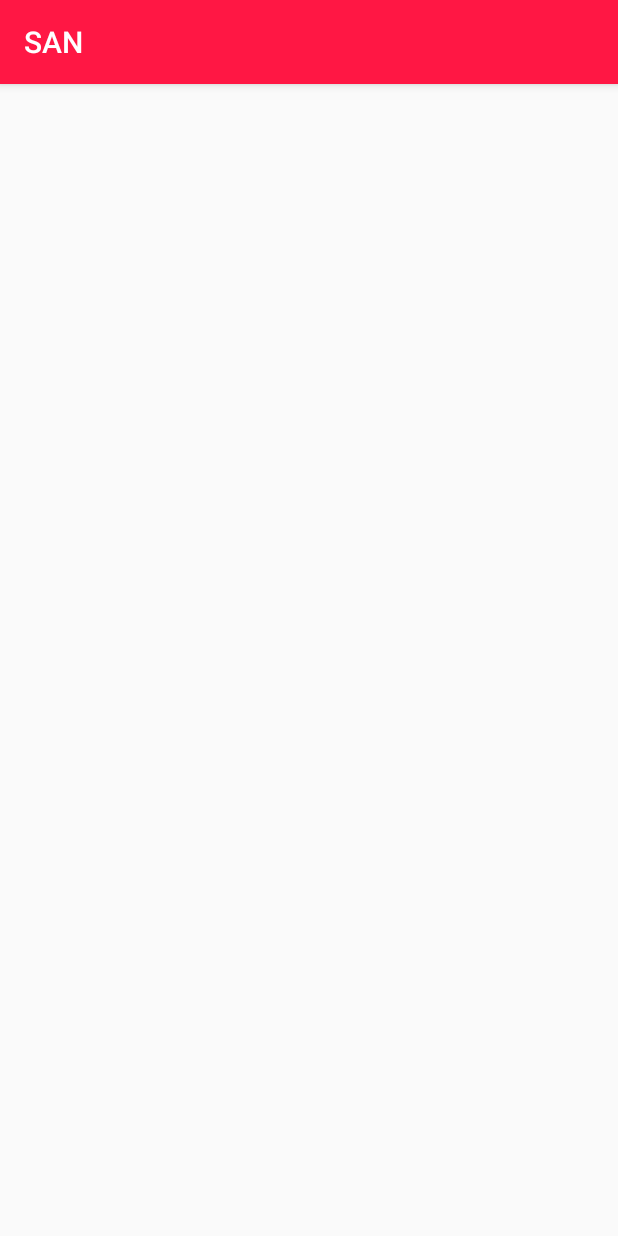
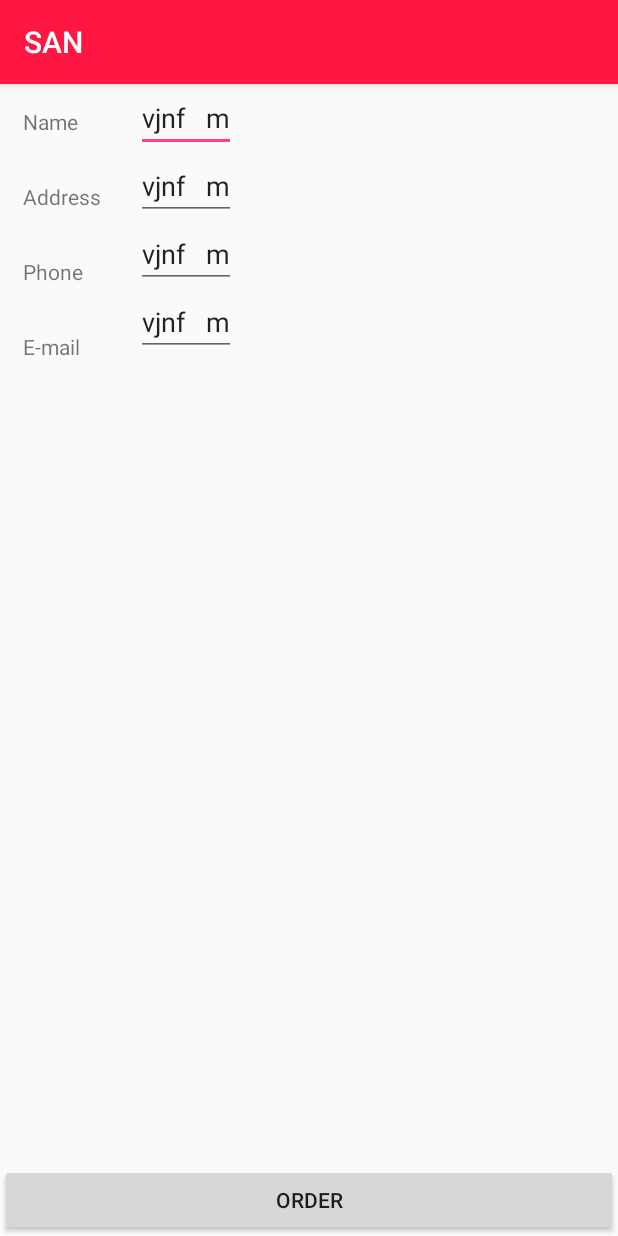
Before and after one commit to h-rshada/SAN, an Android app: the cashOnDelivery screen opened directly, with no data from a screen before it, on a phone screen of 412 x 824 dp. Run offline under Robolectric (Android 15) with nearby library versions, the phone set to English and light mode, and no system bars; our stand-ins replace ButterKnife, Volley; network calls fail.

Commit message:
added cash on delivery activity

```diff
--- a/app/src/main/java/com/example/android/san/GoToCart.java
+++ b/app/src/main/java/com/example/android/san/GoToCart.java
@@ -109,6 +109,8 @@ public class GoToCart extends AppCompatActivity {
         btnContinue.setOnClickListener(new View.OnClickListener() {
             @Override
             public void onClick(View view) {
+                Activity a = GoToCart.this;
+                a.recreate();
                 editor = sp.edit();
                 editor.putString("AUTH_ID", auth_Id);
                 editor.commit();
--- a/app/src/main/java/com/example/android/san/VegFragment.java
+++ b/app/src/main/java/com/example/android/san/VegFragment.java
@@ -184,6 +184,7 @@ public class VegFragment extends Fragment {
         SimpleDateFormat sdf = new SimpleDateFormat("EEEE");
         Date d = new Date();
         day = sdf.format(d);
+
         if(day.equals("Monday"))
         {
             day_monday.setSelected(true);
@@ -414,6 +415,7 @@ public class VegFragment extends Fragment {
                         orderData.put("Rice", selectedRice);
                         orderData.put("Dal", selectedDal);
                         orderData.put("Price", price);
+                        Log.d("PriceO", price);
                         orderData.put("Quantity", "1");
                         orderData.put("Heat", selectedHeat);
                         orderData.put("Salt", selectedSalt);
--- a/app/src/main/java/com/example/android/san/cashOnDelivery.java
+++ b/app/src/main/java/com/example/android/san/cashOnDelivery.java
@@ -5,16 +5,50 @@ import android.content.SharedPreferences;
 import android.os.Bundle;
 import android.support.v7.app.AppCompatActivity;
 import android.util.Log;
+import android.view.View;
+import android.widget.Button;
+import android.widget.EditText;
+
+import com.android.volley.Request;
+import com.android.volley.RequestQueue;
+import com.android.volley.Response;
+import com.android.volley.VolleyError;
+import com.android.volley.VolleyLog;
+import com.android.volley.toolbox.JsonObjectRequest;
+import com.android.volley.toolbox.Volley;
+
+import org.json.JSONArray;
+import org.json.JSONException;
+import org.json.JSONObject;
+
+import java.text.SimpleDateFormat;
+import java.util.Date;
+
+import butterknife.ButterKnife;
+import butterknife.InjectView;
 
 public class cashOnDelivery extends AppCompatActivity {
-
+    @InjectView(R.id.edt_name)
+    EditText edtName;
+    @InjectView(R.id.edt_address)
+    EditText edtAddress;
+    @InjectView(R.id.edt_phone)
+    EditText edtPhone;
+    @InjectView(R.id.edt_email)
+    EditText edtEmail;
+    @InjectView(R.id.btn_order)
+    Button btnOrder;
     SharedPreferences sp;
     boolean login;
     String auth_id = "";
+    UrlRequest urlRequest;
+    JSONArray jArray;
+    JSONObject json_data;
     @Override
     protected void onCreate(Bundle savedInstanceState) {
         super.onCreate(savedInstanceState);
         setContentView(R.layout.activity_cash_on_delivery);
+        ButterKnife.inject(this);
         sp = getSharedPreferences("YourSharedPreference", Activity.MODE_PRIVATE);
         login = sp.getBoolean("LOGIN", false);
         auth_id = sp.getString("AUTH_ID", "");
@@ -22,5 +56,106 @@ public class cashOnDelivery extends AppCompatActivity {
         Log.d("Login^^^^^^^6666", login + "");
         Log.d("Auth_id", auth_id);
         Log.d("I m in cashon delivery", "Cash");
+        urlRequest = UrlRequest.getObject();
+        urlRequest.setContext(cashOnDelivery.this);
+        Log.d("URL", "http://192.168.0.107:8001/routes/server/app/getAddress.rfa.php?AuthId=" + auth_id);
+        urlRequest.setUrl("http://192.168.0.107:8001/routes/server/app/getAddress.rfa.php?AuthId=" + auth_id);
+        urlRequest.getResponse(new ServerCallback() {
+            @Override
+            public void onSuccess(String response) {
+                Log.d("ResponseCOD", response);
+                try {
+                    JSONObject jsonObject = new JSONObject(response);
+                    edtName.setText(jsonObject.getString("name"));
+                    edtAddress.setText(jsonObject.getString("address"));
+                    edtPhone.setText(jsonObject.getString("phone"));
+                    edtEmail.setText(jsonObject.getString("email"));
+                } catch (JSONException e) {
+                    e.printStackTrace();
+                }
+
+            }
+
+
+        });
+        btnOrder.setOnClickListener(new View.OnClickListener() {
+            @Override
+            public void onClick(View view) {
+                SimpleDateFormat sdf = new SimpleDateFormat("yyyy:MM:dd HH:mm:ss");
+                String currentDateandTime = sdf.format(new Date());
+                // Log.d( "Time",currentDateandTime);
+                final String timeAndDate[] = currentDateandTime.split(" ");
+                Log.d("Time", timeAndDate[1]);
+                Log.d("Date", timeAndDate[0]);
+
+                urlRequest = UrlRequest.getObject();
+                urlRequest.setContext(cashOnDelivery.this);
+                urlRequest.setUrl("http://192.168.0.107:8001/routes/server/app/fetchCartItems.rfa.php?auth_id=" + auth_id);
+                Log.d("getDataURL: ", "http://192.168.0.107:8001/routes/server/app/fetchCartItems.rfa.php?auth_id=" + auth_id);
+                urlRequest.getResponse(new ServerCallback() {
+                    @Override
+                    public void onSuccess(String response) {
+                        Log.d("SendOrder", response);
+
+                        try {
+
+                            jArray = new JSONArray(response);
+                            JSONObject jsonObject = new JSONObject();
+                            for (int i = 0; i < jArray.length(); i++) {
+                                Log.d("JarrayLength", jArray.length() + "");
+                                json_data = jArray.getJSONObject(i);
+
+                                jsonObject.put("jsonObject", json_data);
+
+                            }
+                            JSONObject jsonObjectForTimeAndDate = new JSONObject();
+                            jsonObjectForTimeAndDate.put("Time", timeAndDate[1]);
+                            jsonObjectForTimeAndDate.put("Date", timeAndDate[0]);
+
+                            jsonObject.put("TimeAndDate", jsonObjectForTimeAndDate);
+
+                            Log.d("object", jsonObject + "");
+                            RequestQueue requestQueue = Volley.newRequestQueue(cashOnDelivery.this);
+                            Log.d("URLorder", "http://192.168.0.107:8001/routes/server/app/myOrder.rfa.php");
+                            JsonObjectRequest jsonObjReq = new JsonObjectRequest(
+                                    Request.Method.POST, "http://192.168.0.107:8001/routes/server/app/myOrder.rfa.php", jsonObject,
+                                    new Response.Listener<JSONObject>() {
+                                        @Override
+                                        public void onResponse(JSONObject response) {
+                                            try {  //Toast.makeText(getContext(), "OK", Toast.LENGTH_LONG).show();
+                                                Log.d("ResponseOrder", response.getString("response"));
+                                              /*  if (response.getString("response").equals("OK"))
+                                                {
+                                                    Intent intentGoToCart = new Intent(getContext(), GoToCart.class);
+                                                    intentGoToCart.putExtra("AUTH_ID", auth_Id);
+                                                    startActivity(intentGoToCart);
+                                                 }*/
+
+                                            } catch (JSONException e) {
+                                                e.printStackTrace();
+                                            }
+
+
+                                        }
+                                    }, new Response.ErrorListener() {
+
+                                @Override
+                                public void onErrorResponse(VolleyError error) {
+
+                                    VolleyLog.d("Error: ", error.getMessage());
+                                }
+                            });
+                            requestQueue.add(jsonObjReq);
+
+
+                        } catch (JSONException e) {
+                            e.printStackTrace();
+
+                        }
+
+                    }
+                });
+            }
+        });
     }
 }
--- a/app/src/main/res/layout/activity_cash_on_delivery.xml
+++ b/app/src/main/res/layout/activity_cash_on_delivery.xml
@@ -1,8 +1,81 @@
 <?xml version="1.0" encoding="utf-8"?>
-<android.support.constraint.ConstraintLayout xmlns:android="http://schemas.android.com/apk/res/android"
+<RelativeLayout xmlns:android="http://schemas.android.com/apk/res/android"
     xmlns:tools="http://schemas.android.com/tools"
     android:layout_width="match_parent"
     android:layout_height="match_parent"
     tools:context="com.example.android.san.cashOnDelivery">
 
-</android.support.constraint.ConstraintLayout>
+    <TextView
+        android:id="@+id/txt_name"
+        android:layout_width="80dp"
+        android:layout_height="wrap_content"
+        android:layout_margin="5dp"
+        android:padding="10dp"
+        android:text="Name" />
+
+    <EditText
+        android:id="@+id/edt_name"
+        android:layout_width="wrap_content"
+        android:layout_height="wrap_content"
+        android:layout_toRightOf="@+id/txt_name"
+        android:text="vjnf   m" />
+
+    <TextView
+        android:id="@+id/txt_address"
+        android:layout_width="80dp"
+        android:layout_height="wrap_content"
+        android:layout_below="@+id/txt_name"
+        android:layout_margin="5dp"
+        android:padding="10dp"
+        android:text="Address" />
+
+    <EditText
+        android:id="@+id/edt_address"
+        android:layout_width="wrap_content"
+        android:layout_height="wrap_content"
+        android:layout_below="@+id/edt_name"
+        android:layout_toRightOf="@+id/txt_address"
+        android:text="vjnf   m" />
+
+    <TextView
+        android:id="@+id/txt_phone"
+        android:layout_width="80dp"
+        android:layout_height="wrap_content"
+        android:layout_below="@+id/txt_address"
+        android:layout_margin="5dp"
+        android:padding="10dp"
+        android:text="Phone" />
+
+    <EditText
+        android:id="@+id/edt_phone"
+        android:layout_width="wrap_content"
+        android:layout_height="wrap_content"
+        android:layout_below="@+id/edt_address"
+        android:layout_toRightOf="@+id/txt_phone"
+        android:text="vjnf   m" />
+
+    <TextView
+        android:id="@+id/txt_email"
+        android:layout_width="80dp"
+        android:layout_height="wrap_content"
+        android:layout_below="@+id/txt_phone"
+        android:layout_margin="5dp"
+        android:padding="10dp"
+        android:text="E-mail" />
+
+    <EditText
+        android:id="@+id/edt_email"
+        android:layout_width="wrap_content"
+        android:layout_height="wrap_content"
+        android:layout_below="@+id/edt_phone"
+        android:layout_toRightOf="@+id/txt_email"
+        android:text="vjnf   m" />
+
+    <Button
+        android:id="@+id/btn_order"
+        android:layout_width="match_parent"
+        android:layout_height="wrap_content"
+        android:layout_alignParentBottom="true"
+        android:text="order" />
+
+</RelativeLayout>
```
